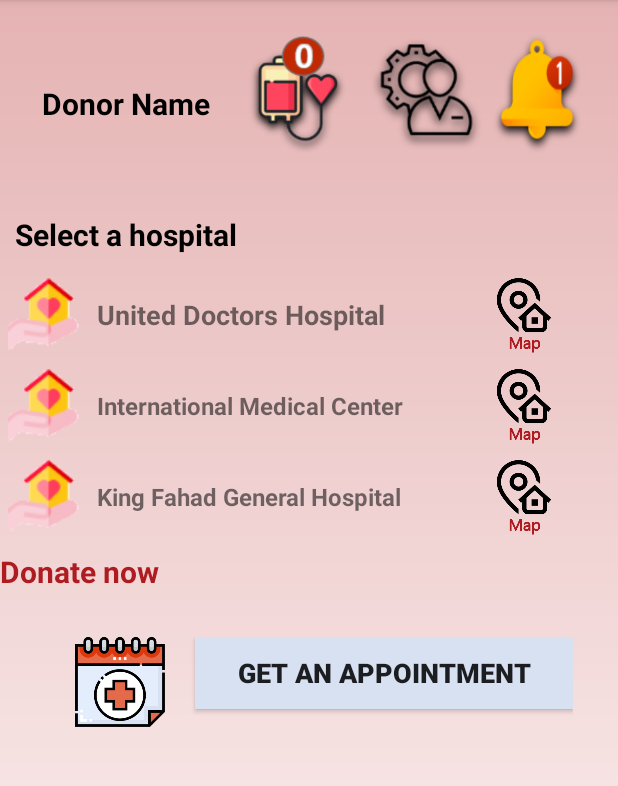
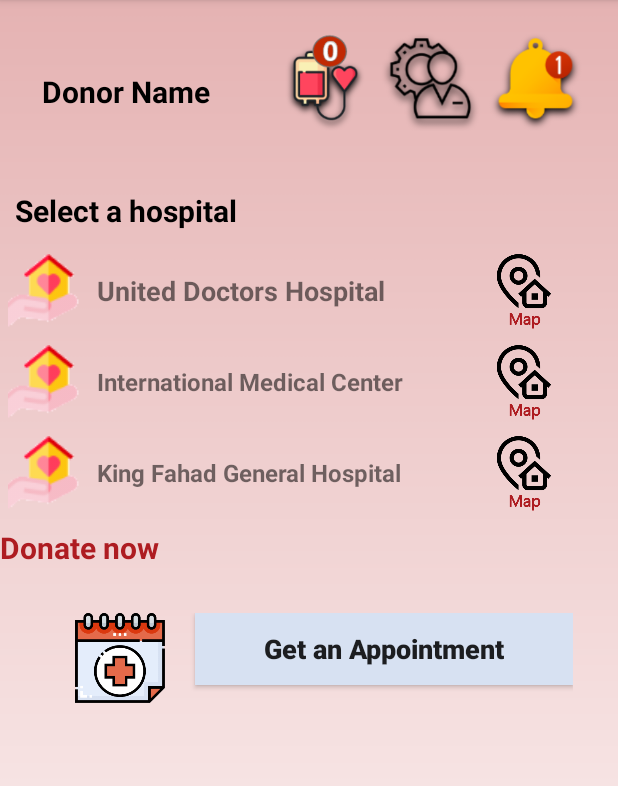
Before and after one commit to RanaArar/LifeSource, an Android app: the profilepage screen opened directly, with no data from a screen before it, on a phone screen of 412 x 824 dp, the part 84-870 px from its top. Run offline under Robolectric (Android 15) with nearby library versions, the phone set to English and light mode, and no system bars; our stand-ins replace Firebase (no records; nobody signed in at launch, a user with empty details on screens opened directly); libraries missing offline, so code that uses them is left out: es.dmoral.toasty.

Commit message:
get appointment , loop logo

```diff
--- a/app/build.gradle
+++ b/app/build.gradle
@@ -28,6 +28,7 @@ dependencies {
     implementation 'com.google.firebase:firebase-database:16.0.4'
     implementation 'com.google.firebase:firebase-auth:16.0.5'
     implementation 'androidx.legacy:legacy-support-v4:1.0.0'
+    implementation 'com.google.firebase:firebase-messaging:17.3.4'
     testImplementation 'junit:junit:4.12'
     androidTestImplementation 'androidx.test.ext:junit:1.1.0'
     androidTestImplementation 'androidx.test.espresso:espresso-core:3.1.1'
--- a/app/src/main/res/layout/activity_profilepage.xml
+++ b/app/src/main/res/layout/activity_profilepage.xml
@@ -40,24 +40,24 @@
 
         <ImageView
             android:id="@+id/donoing"
-            android:layout_width="92dp"
-            android:layout_height="86dp"
+            android:layout_width="70dp"
+            android:layout_height="70dp"
             android:src="@drawable/cou"
             tools:layout_editor_absoluteX="262dp"
             tools:layout_editor_absoluteY="98dp" />
 
         <Button
             android:id="@+id/edit_info"
-            android:layout_width="79dp"
-            android:layout_height="79dp"
+            android:layout_width="70dp"
+            android:layout_height="70dp"
             android:background="@drawable/setting"
             tools:layout_editor_absoluteX="335dp"
             tools:layout_editor_absoluteY="98dp" />
 
         <Button
             android:id="@+id/user_notification"
-            android:layout_width="68dp"
-            android:layout_height="86dp"
+            android:layout_width="70dp"
+            android:layout_height="70dp"
             android:background="@drawable/notificon"
             tools:layout_editor_absoluteX="194dp"
             tools:layout_editor_absoluteY="93dp" />
@@ -215,6 +215,7 @@
             android:layout_weight="1"
             android:background="#D7E1F2"
             android:text="Get an Appointment"
+            android:textAllCaps="false"
             android:textSize="18sp"
             android:textStyle="bold" />
     </LinearLayout>
```
Also changed, not shown: app/src/main/java/com/example/myapplicationlifesource/Donorsinfo.java (+18 -0 lines), app/src/main/java/com/example/myapplicationlifesource/Notification/FirebaseMessageService.java (added, +73 -0 lines).
